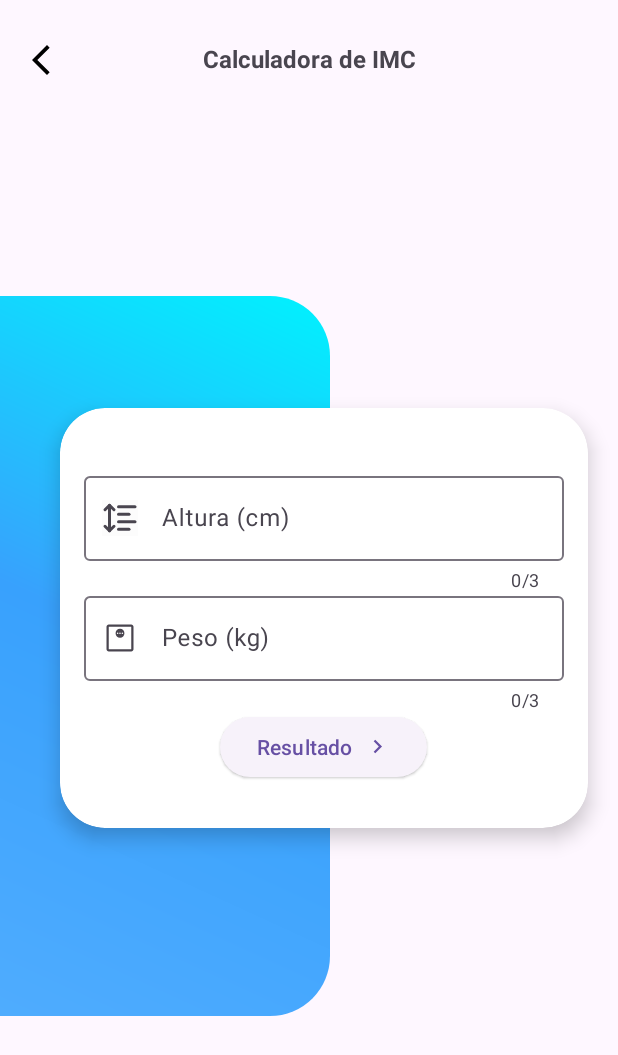
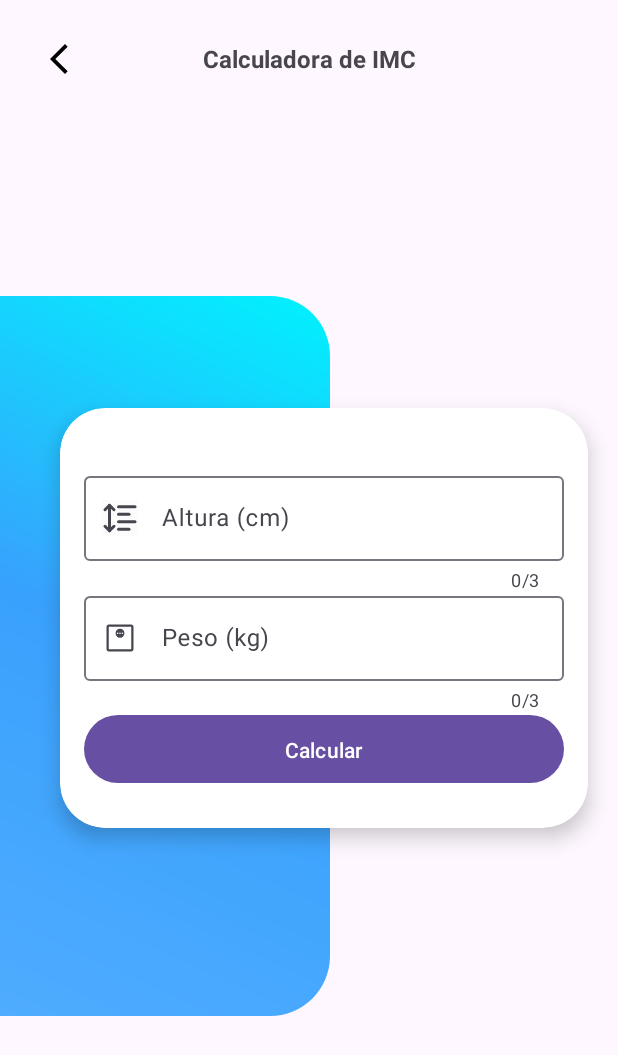
Before and after one commit to rodrigofelixf/nao-reveze, an Android app: the CalculateImcFragment screen opened through its navigation route, on a phone screen of 412 x 824 dp. Shown: the top 1055 px of the screen. Run offline under Robolectric (Android 15) with nearby library versions, the phone set to English and light mode, and no system bars; our stand-ins replace navigation-ui.

Commit message:
faz a refatoracao do codigo e implementacao da customview ProgressButton com coroutinas

```diff
--- a/app/build.gradle
+++ b/app/build.gradle
@@ -64,6 +64,12 @@ dependencies {
     //MPAndroidChart Graficos
     implementation 'com.github.PhilJay:MPAndroidChart:v3.1.0'
 
+    // Coroutines
+
+    implementation 'androidx.lifecycle:lifecycle-extensions:2.2.0'
+    implementation 'androidx.lifecycle:lifecycle-runtime-ktx:2.6.1'
+
+
 
 
 
--- /dev/null
+++ b/app/src/main/java/br/com/rodrigo/naoreveze/components/ProgressButton.kt
@@ -0,0 +1,96 @@
+package br.com.rodrigo.naoreveze.components
+
+import android.content.Context
+import android.util.AttributeSet
+import android.view.LayoutInflater
+import android.view.View
+import androidx.constraintlayout.widget.ConstraintLayout
+import br.com.rodrigo.naoreveze.R
+import br.com.rodrigo.naoreveze.databinding.ProgressButtonBinding
+
+class ProgressButton @JvmOverloads constructor(
+    context: Context,
+    attrs: AttributeSet?,
+    defStyleAttr: Int = 0
+
+) : ConstraintLayout(context, attrs, defStyleAttr) {
+    private var title: String? = null
+    private var loadingTitle: String? = null
+
+
+    private val binding = ProgressButtonBinding
+        .inflate(LayoutInflater.from(context), this, true)
+
+    private var state: ProgressButtonState = ProgressButtonState.Normal
+        set(value) {
+            field = value
+            refreshState()
+        }
+
+    init {
+        setLayout(attrs)
+        refreshState()
+
+    }
+
+    private fun setLayout(attrs: AttributeSet?) {
+        attrs.let { attributeSet ->
+            val attributes = context.obtainStyledAttributes(
+                attributeSet,
+                R.styleable.ProgressButton
+            )
+
+            setBackgroundResource(R.drawable.progress_button_background)
+
+            val titleResId =
+                attributes.getResourceId(R.styleable.ProgressButton_progress_button_title, 0)
+            if (titleResId != 0) {
+                title = context.getString(titleResId)
+            }
+
+
+            val loadingTitleResId =
+                attributes.getResourceId(R.styleable.ProgressButton_progress_button_loading_title, 0)
+            if (loadingTitleResId != 0) {
+                loadingTitle = context.getString(loadingTitleResId)
+            }
+
+            attributes.recycle()
+        }
+
+    }
+
+    private fun refreshState(){
+        isEnabled = state.isEnabled
+        isClickable = state.isEnabled
+        refreshDrawableState()
+
+        binding.textTitle.run {
+            isEnabled = state.isEnabled
+            isClickable = state.isEnabled
+        }
+
+        binding.progressButton.visibility = state.progressVisibility
+
+        when (state) {
+            ProgressButtonState.Normal -> binding.textTitle.text = title
+            ProgressButtonState.Loading -> binding.textTitle.text = loadingTitle
+        }
+
+    }
+
+    fun setLoading() {
+        state = ProgressButtonState.Loading
+    }
+
+    fun setNormal() {
+        state = ProgressButtonState.Normal
+    }
+
+
+    sealed class ProgressButtonState(val isEnabled: Boolean, val progressVisibility: Int) {
+        object Normal : ProgressButtonState(true, View.GONE)
+        object Loading : ProgressButtonState(false, View.VISIBLE)
+    }
+
+}
--- /dev/null
+++ b/app/src/main/res/drawable/button_bg_disabled.xml
@@ -0,0 +1,6 @@
+<?xml version="1.0" encoding="utf-8"?>
+<shape xmlns:android="http://schemas.android.com/apk/res/android">
+    <corners android:radius="30dp"/>
+    <solid android:color="?attr/colorSecondary"/>
+    <size android:width="100dp" android:height="45dp"/>
+</shape>
--- /dev/null
+++ b/app/src/main/res/drawable/button_bg_normal.xml
@@ -0,0 +1,6 @@
+<?xml version="1.0" encoding="utf-8"?>
+<shape xmlns:android="http://schemas.android.com/apk/res/android">
+    <corners android:radius="30dp"/>
+    <solid android:color="?attr/colorPrimary"/>
+    <size android:width="100dp" android:height="45dp"/>
+</shape>
--- a/app/src/main/res/drawable/ic_back.xml
+++ b/app/src/main/res/drawable/ic_back.xml
@@ -1,6 +1,6 @@
 <vector xmlns:android="http://schemas.android.com/apk/res/android"
-    android:width="14dp"
-    android:height="14dp"
+    android:width="24dp"
+    android:height="24dp"
     android:viewportWidth="24"
     android:viewportHeight="24">
   <path
--- /dev/null
+++ b/app/src/main/res/drawable/progress_button_background.xml
@@ -0,0 +1,5 @@
+<?xml version="1.0" encoding="utf-8"?>
+<selector xmlns:android="http://schemas.android.com/apk/res/android">
+    <item android:drawable="@drawable/button_bg_normal" android:state_enabled="true" />
+    <item android:drawable="@drawable/button_bg_disabled" android:state_enabled="false" />
+</selector>
--- a/app/src/main/res/layout/fragment_calculate_imc.xml
+++ b/app/src/main/res/layout/fragment_calculate_imc.xml
@@ -6,12 +6,15 @@
     android:layout_height="match_parent"
     tools:context=".fragments.CalculateImcFragment">
 
-    <ImageView
+
+
+    <ImageButton
         android:id="@+id/icon_back"
-        android:layout_width="24dp"
-        android:layout_height="24dp"
+        android:layout_width="48dp"
+        android:layout_height="48dp"
         android:layout_marginStart="15dp"
-        android:layout_marginTop="28dp"
+        android:layout_marginTop="15dp"
+        android:background="#00FFFFFF"
         android:foreground="?attr/selectableItemBackground"
         android:src="@drawable/ic_back"
         app:layout_constraintStart_toStartOf="parent"
@@ -96,17 +99,15 @@
                 android:maxLines="1" />
         </com.google.android.material.textfield.TextInputLayout>
 
-        <Button
-            android:id="@+id/text_mostrar_resultado"
-            style="@style/Widget.Material3.Button.ElevatedButton"
-            android:layout_width="wrap_content"
-            android:layout_height="wrap_content"
+        <br.com.rodrigo.naoreveze.components.ProgressButton
+            android:id="@+id/progress_button"
+            android:layout_width="match_parent"
             android:layout_gravity="bottom|center_horizontal"
             android:layout_marginHorizontal="16dp"
             android:layout_marginBottom="30dp"
-            android:text="@string/text_resultado"
-            app:icon="@drawable/icon_next"
-            app:iconGravity="textEnd" />
+            android:layout_height="wrap_content"
+            app:progress_button_loading_title="@string/text_calculando"
+            app:progress_button_title="@string/text_calcular" />
 
     </androidx.cardview.widget.CardView>
 
--- a/app/src/main/res/layout/fragment_imc.xml
+++ b/app/src/main/res/layout/fragment_imc.xml
@@ -123,6 +123,7 @@
         android:layout_height="70dp"
         android:layout_marginStart="16dp"
         android:layout_marginTop="10dp"
+        android:foreground="?attr/selectableItemBackground"
         app:cardBackgroundColor="#cdf3fa"
         app:cardCornerRadius="20dp"
         app:layout_constraintStart_toStartOf="parent"
@@ -180,6 +181,7 @@
         android:layout_height="70dp"
         android:layout_marginTop="10dp"
         android:layout_marginEnd="16dp"
+        android:foreground="?attr/selectableItemBackground"
         app:cardBackgroundColor="#cdf3fa"
         app:cardCornerRadius="20dp"
         app:layout_constraintEnd_toEndOf="parent"
--- /dev/null
+++ b/app/src/main/res/layout/progress_button.xml
@@ -0,0 +1,35 @@
+<?xml version="1.0" encoding="utf-8"?>
+<androidx.constraintlayout.widget.ConstraintLayout xmlns:android="http://schemas.android.com/apk/res/android"
+    xmlns:app="http://schemas.android.com/apk/res-auto"
+    xmlns:tools="http://schemas.android.com/tools"
+    android:layout_width="match_parent"
+    android:foreground="?attr/selectableItemBackground"
+    android:layout_height="45dp"
+    tools:background="@drawable/progress_button_background">
+
+    <TextView
+        android:id="@+id/text_title"
+        android:layout_width="wrap_content"
+        android:layout_height="wrap_content"
+        android:paddingTop="6dp"
+        android:paddingBottom="6dp"
+        android:textAppearance="?attr/textAppearanceLabelLarge"
+        android:textColor="?attr/colorOnPrimary"
+        app:layout_constraintBottom_toBottomOf="parent"
+        app:layout_constraintEnd_toEndOf="parent"
+        app:layout_constraintStart_toStartOf="parent"
+        app:layout_constraintTop_toTopOf="parent"
+        tools:text="Button" />
+
+    <ProgressBar
+        android:id="@+id/progress_button"
+        android:layout_width="20dp"
+        android:layout_height="20dp"
+        android:layout_marginStart="6dp"
+        android:indeterminateTint="@color/white"
+        android:indeterminateTintMode="src_in"
+        app:layout_constraintBottom_toBottomOf="parent"
+        app:layout_constraintStart_toEndOf="@id/text_title"
+        app:layout_constraintTop_toTopOf="parent" />
+
+</androidx.constraintlayout.widget.ConstraintLayout>
```
Also changed, not shown: app/src/main/java/br/com/rodrigo/naoreveze/fragments/CalculateImcFragment.kt (+15 -3 lines), app/src/main/java/br/com/rodrigo/naoreveze/fragments/ImcFragment.kt (+15 -4 lines), app/src/main/res/layout/fragment_peitoral.xml (+6 -5 lines), app/src/main/res/values/attrs.xml (added, +8 -0 lines), app/src/main/res/values/strings.xml (+9 -6 lines), app/src/main/res/drawable/shadow_left.png (deleted).
